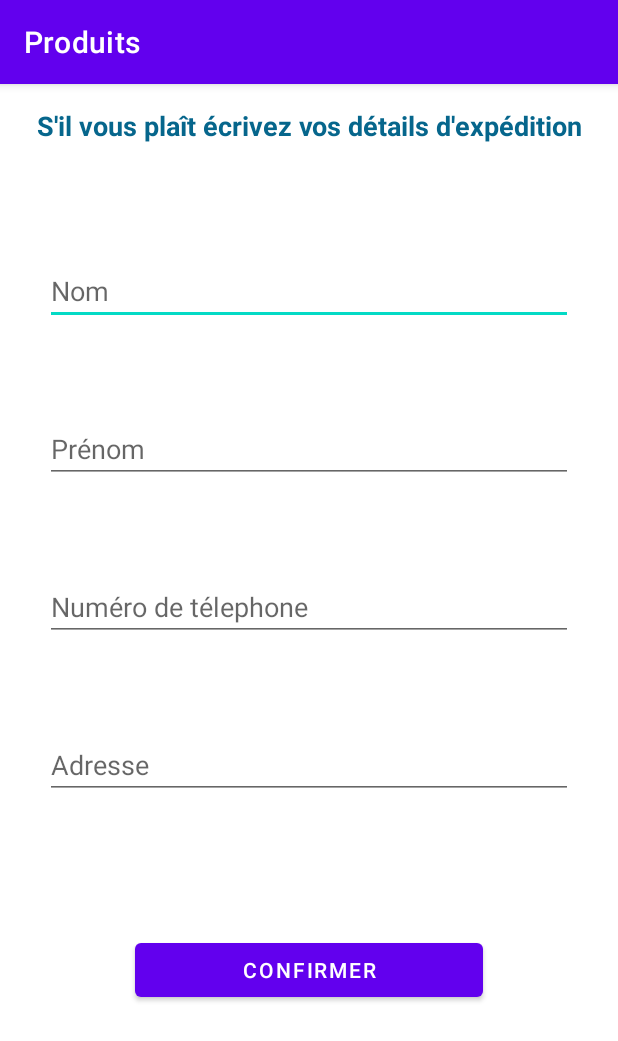
After one commit to yassin118/Produits, an Android app: the Achat screen opened directly, with no data from a screen before it, on a phone screen of 412 x 824 dp. The commit adds this screen. Shown: the top 1041 px of the screen. Run offline under Robolectric (Android 15) with nearby library versions, the phone set to English and light mode, and no system bars.

Commit message:
produits

```diff
--- a/app/src/main/AndroidManifest.xml
+++ b/app/src/main/AndroidManifest.xml
@@ -1,6 +1,6 @@
 <?xml version="1.0" encoding="utf-8"?>
 <manifest xmlns:android="http://schemas.android.com/apk/res/android"
-    package="com.example.produits">
+    package="com.example.produits" >
 
     <application
         android:allowBackup="true"
@@ -8,7 +8,10 @@
         android:label="@string/app_name"
         android:roundIcon="@mipmap/ic_launcher_round"
         android:supportsRtl="true"
-        android:theme="@style/Theme.Produits">
+        android:theme="@style/Theme.Produits" >
+        <activity
+            android:name=".Achat"
+            android:exported="true" />
         <activity
             android:name=".produit4"
             android:exported="true" />
@@ -23,7 +26,7 @@
             android:exported="true" />
         <activity
             android:name=".MainActivity"
-            android:exported="true">
+            android:exported="true" >
             <intent-filter>
                 <action android:name="android.intent.action.MAIN" />
 
--- /dev/null
+++ b/app/src/main/java/com/example/produits/Achat.java
@@ -0,0 +1,13 @@
+package com.example.produits;
+
+import androidx.appcompat.app.AppCompatActivity;
+import android.os.Bundle;
+
+public class Achat extends AppCompatActivity {
+
+    @Override
+    protected void onCreate(Bundle savedInstanceState) {
+        super.onCreate(savedInstanceState);
+        setContentView(R.layout.activity_achat);
+    }
+}
--- /dev/null
+++ b/app/src/main/res/layout/activity_achat.xml
@@ -0,0 +1,77 @@
+<?xml version="1.0" encoding="utf-8"?>
+<RelativeLayout
+    xmlns:android="http://schemas.android.com/apk/res/android"
+    xmlns:tools="http://schemas.android.com/tools"
+    xmlns:app="http://schemas.android.com/apk/res-auto"
+    android:layout_width="match_parent"
+    android:layout_height="match_parent"
+    tools:context=".Achat">
+
+  <TextView
+      android:id="@+id/ok"
+      android:layout_width="match_parent"
+      android:layout_height="wrap_content"
+      android:layout_marginStart="15dp"
+      android:layout_marginLeft="15dp"
+      android:layout_marginTop="15dp"
+      android:layout_marginEnd="15dp"
+      android:layout_marginRight="15dp"
+      android:layout_marginBottom="15dp"
+      android:text="S'il vous plaît écrivez vos détails d'expédition"
+      android:textAlignment="center"
+      android:textColor="@color/blue"
+      android:textSize="18dp"
+      android:textStyle="bold"></TextView>
+
+  <EditText
+      android:layout_width="match_parent"
+      android:layout_height="wrap_content"
+      android:layout_marginLeft="30dp"
+      android:layout_marginTop="60dp"
+      android:layout_below="@+id/ok"
+android:id="@+id/nom"
+      android:layout_marginRight="30dp"
+      android:hint="Nom"
+      ></EditText>
+
+  <EditText
+      android:layout_width="match_parent"
+      android:layout_height="wrap_content"
+      android:layout_marginLeft="30dp"
+      android:layout_marginTop="60dp"
+      android:layout_below="@+id/nom"
+      android:layout_marginRight="30dp"
+      android:id="@+id/prenom"
+      android:hint="Prénom"></EditText>
+
+  <EditText
+      android:layout_width="match_parent"
+      android:layout_height="wrap_content"
+      android:layout_marginLeft="30dp"
+      android:layout_marginTop="60dp"
+      android:layout_below="@+id/prenom"
+      android:layout_marginRight="30dp"
+      android:id="@+id/num_telephone"
+      android:hint="Numéro de télephone"></EditText>
+
+  <EditText
+      android:id="@+id/adresse"
+      android:layout_width="match_parent"
+      android:layout_height="wrap_content"
+      android:layout_below="@+id/num_telephone"
+      android:layout_marginLeft="30dp"
+      android:layout_marginTop="60dp"
+      android:layout_marginRight="30dp"
+      android:hint="Adresse"></EditText>
+
+  <Button
+      android:id="@+id/confirmer"
+      android:layout_width="match_parent"
+      android:layout_height="wrap_content"
+      android:layout_below="@+id/adresse"
+      android:layout_margin="90dp"
+
+      android:text="Confirmer" />
+
+
+</RelativeLayout>
--- a/app/src/main/res/layout/activity_produit1.xml
+++ b/app/src/main/res/layout/activity_produit1.xml
@@ -197,9 +197,9 @@ android:layout_marginTop="5dp"                    android:textStyle="bold" />
 
             <Button
                 android:id="@+id/button"
-                android:layout_width="wrap_content"
-                android:layout_height="wrap_content"
-                android:layout_marginLeft="30dp"
+                android:layout_width="160dp"
+                android:layout_height="50dp"
+                android:layout_marginLeft="60dp"
                 android:backgroundTint="@color/blue"
                 android:text="@string/ajout"
                 android:textColor="@color/white" />
--- a/app/src/main/res/layout/activity_produit2.xml
+++ b/app/src/main/res/layout/activity_produit2.xml
@@ -198,9 +198,9 @@
 
             <Button
                 android:id="@+id/button"
-                android:layout_width="wrap_content"
-                android:layout_height="wrap_content"
-                android:layout_marginLeft="30dp"
+                android:layout_width="160dp"
+                android:layout_height="50dp"
+                android:layout_marginLeft="60dp"
                 android:backgroundTint="@color/blue"
                 android:text="@string/ajout"
                 android:textColor="@color/white" />
--- a/app/src/main/res/layout/activity_produit3.xml
+++ b/app/src/main/res/layout/activity_produit3.xml
@@ -198,9 +198,9 @@
 
             <Button
                 android:id="@+id/button"
-                android:layout_width="wrap_content"
-                android:layout_height="wrap_content"
-                android:layout_marginLeft="30dp"
+                android:layout_width="160dp"
+                android:layout_height="50dp"
+                android:layout_marginLeft="60dp"
                 android:backgroundTint="@color/blue"
                 android:text="@string/ajout"
                 android:textColor="@color/white" />
--- a/app/src/main/res/layout/activity_produit4.xml
+++ b/app/src/main/res/layout/activity_produit4.xml
@@ -197,9 +197,9 @@
 
             <Button
                 android:id="@+id/button"
-                android:layout_width="wrap_content"
-                android:layout_height="wrap_content"
-                android:layout_marginLeft="30dp"
+                android:layout_width="160dp"
+                android:layout_height="50dp"
+                android:layout_marginLeft="60dp"
                 android:backgroundTint="@color/blue"
                 android:text="@string/ajout"
                 android:textColor="@color/white" />
--- a/app/src/main/res/values/strings.xml
+++ b/app/src/main/res/values/strings.xml
@@ -11,7 +11,7 @@
     <string name="desc1">Un appareil qui offre la possibilité d enregistrer le rythme cardiaque du fœtus.</string>
     <string name="desc2">Un appareil qui offre la possibilité d enregistrer le rythme cardiaque du fœtus et déclare une alerte en cas de bardycardie/tachycardie du foetus</string>
 >
-    <string name="ajout">Ajouter au panier</string>
+    <string name="ajout">Acheter </string>
     <string name="rate">Rate</string>
 
 
```
